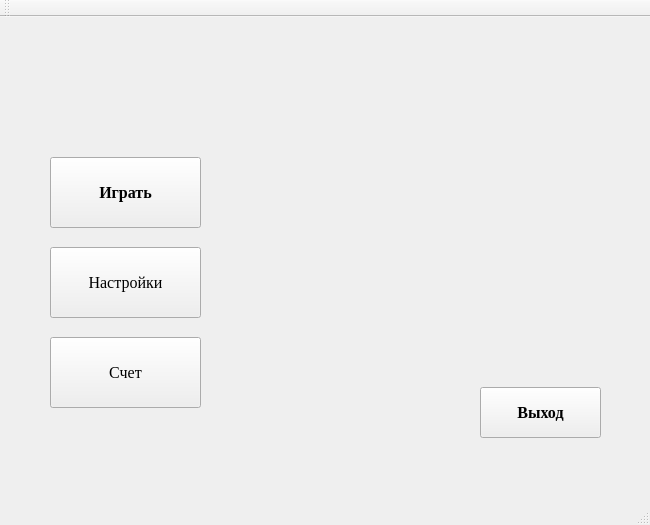
Qt form src/graphic/mainwindow.ui (vvladislav/hse-miem-info-coursework) before a commit.
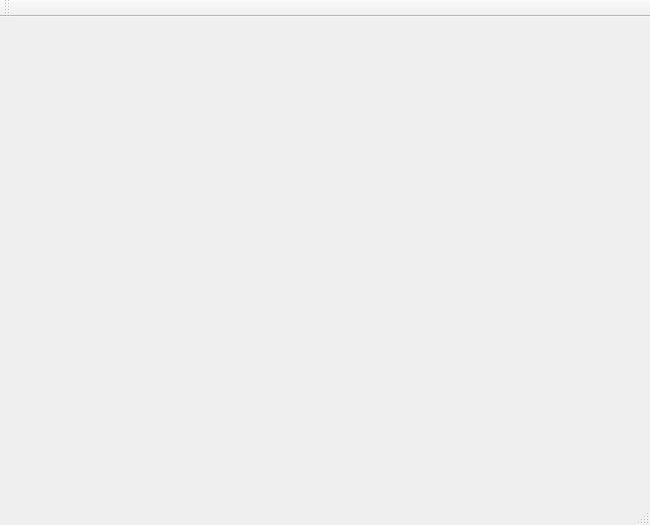
The same form after that commit.

```diff
--- a/src/graphic/mainwindow.ui
+++ b/src/graphic/mainwindow.ui
@@ -37,110 +37,7 @@
   <property name="styleSheet">
    <string notr="true"/>
   </property>
-  <widget class="QWidget" name="centralWidget">
-   <widget class="QPushButton" name="startGameButton">
-    <property name="geometry">
-     <rect>
-      <x>50</x>
-      <y>140</y>
-      <width>151</width>
-      <height>71</height>
-     </rect>
-    </property>
-    <property name="font">
-     <font>
-      <family>Times New Roman</family>
-      <pointsize>12</pointsize>
-      <weight>75</weight>
-      <bold>true</bold>
-     </font>
-    </property>
-    <property name="text">
-     <string>Играть</string>
-    </property>
-   </widget>
-   <widget class="QPushButton" name="loadSaveGame">
-    <property name="geometry">
-     <rect>
-      <x>50</x>
-      <y>230</y>
-      <width>151</width>
-      <height>71</height>
-     </rect>
-    </property>
-    <property name="font">
-     <font>
-      <family>Times New Roman</family>
-      <pointsize>12</pointsize>
-     </font>
-    </property>
-    <property name="text">
-     <string>Настройки</string>
-    </property>
-   </widget>
-   <widget class="QPushButton" name="checkScores">
-    <property name="geometry">
-     <rect>
-      <x>50</x>
-      <y>320</y>
-      <width>151</width>
-      <height>71</height>
-     </rect>
-    </property>
-    <property name="font">
-     <font>
-      <family>Times New Roman</family>
-      <pointsize>12</pointsize>
-     </font>
-    </property>
-    <property name="text">
-     <string>Счет</string>
-    </property>
-   </widget>
-   <widget class="QPushButton" name="quitButton">
-    <property name="geometry">
-     <rect>
-      <x>480</x>
-      <y>370</y>
-      <width>121</width>
-      <height>51</height>
-     </rect>
-    </property>
-    <property name="sizePolicy">
-     <sizepolicy hsizetype="Fixed" vsizetype="Fixed">
-      <horstretch>0</horstretch>
-      <verstretch>0</verstretch>
-     </sizepolicy>
-    </property>
-    <property name="font">
-     <font>
-      <family>Times New Roman</family>
-      <pointsize>12</pointsize>
-      <weight>75</weight>
-      <italic>false</italic>
-      <bold>true</bold>
-      <underline>false</underline>
-      <strikeout>false</strikeout>
-     </font>
-    </property>
-    <property name="text">
-     <string>Выход</string>
-    </property>
-   </widget>
-   <widget class="QLabel" name="label">
-    <property name="geometry">
-     <rect>
-      <x>210</x>
-      <y>15</y>
-      <width>401</width>
-      <height>341</height>
-     </rect>
-    </property>
-    <property name="text">
-     <string/>
-    </property>
-   </widget>
-  </widget>
+  <widget class="QWidget" name="centralWidget"/>
   <widget class="QMenuBar" name="menuBar">
    <property name="geometry">
     <rect>
```
